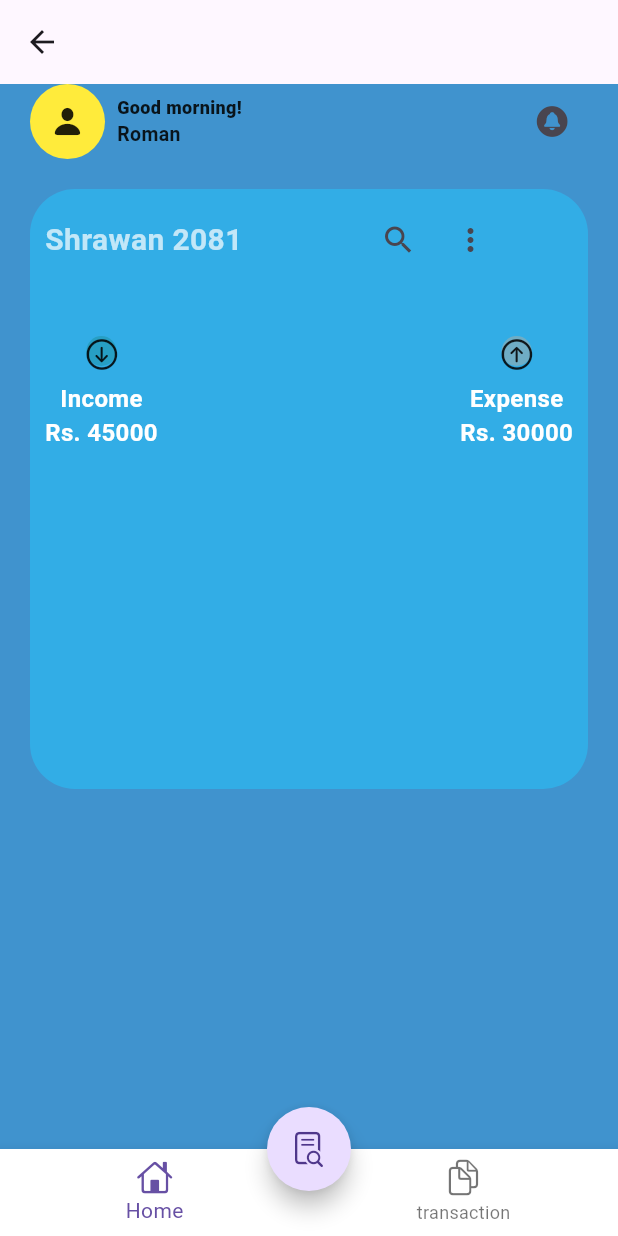
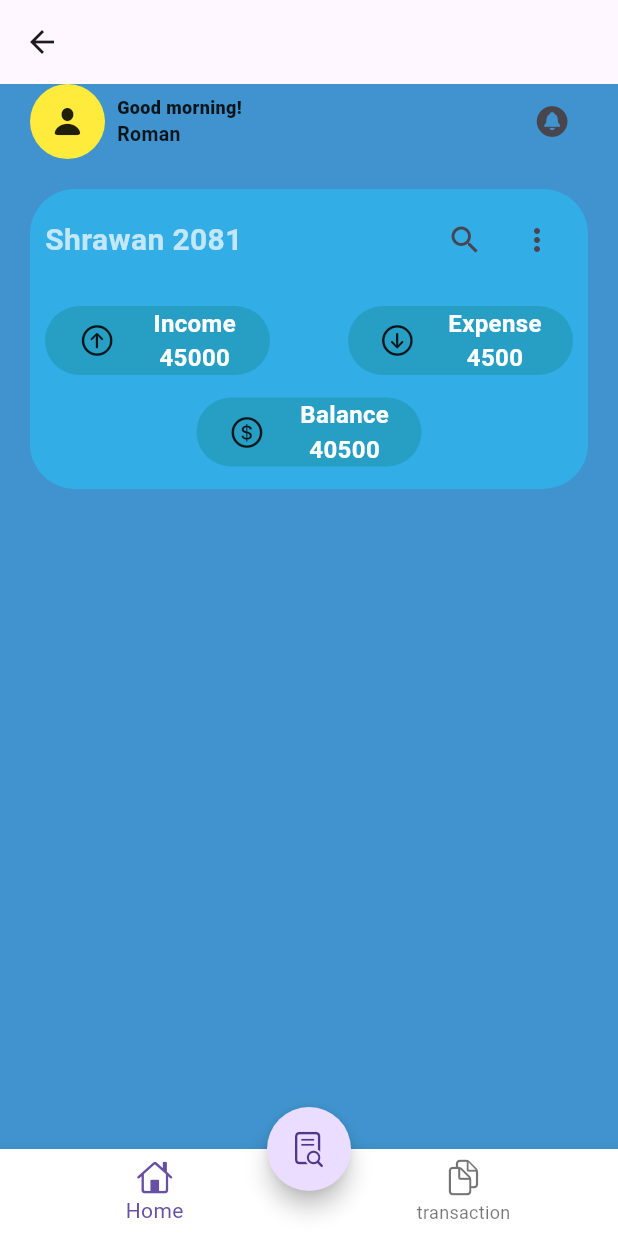
Before and after one commit to Bibesh17/project, a Flutter app: the HomeScreen screen opened directly, on a phone screen of 412 x 824 dp. Run offline on Flutter 3.47's test engine with Material 3 defaults, Android fonts, the phone set to English and light mode, and no system bars.

Commit message:
Improved Home Screen

```diff
--- a/finance_guru/lib/screen/main_screen.dart
+++ b/finance_guru/lib/screen/main_screen.dart
@@ -1,3 +1,4 @@
+import 'package:finance_guru/widgets/monthly_report.dart';
 import 'package:flutter/cupertino.dart';
 import 'package:flutter/material.dart';
 
@@ -10,20 +11,26 @@ class MainScreen extends StatelessWidget {
       child: Padding(
         padding: const EdgeInsets.symmetric(horizontal: 20.0),
         child: Column(
+          //main column
           children: [
             Row(
+              //person icon, good morning and notification
               mainAxisAlignment: MainAxisAlignment.spaceBetween,
               children: [
                 Row(
                   children: [
+                    //person icon
                     Container(
                       height: 50,
                       width: 50,
                       decoration: const BoxDecoration(
-                          shape: BoxShape.circle, color: Colors.yellow),
+                        shape: BoxShape.circle,
+                        color: Colors.yellow,
+                      ),
                       child: const Icon(CupertinoIcons.person_fill, size: 24),
                     ),
                     const SizedBox(width: 8),
+                    //good morning text
                     const Column(
                       crossAxisAlignment: CrossAxisAlignment.start,
                       children: [
@@ -32,29 +39,34 @@ class MainScreen extends StatelessWidget {
                           style: TextStyle(
                             fontSize: 12,
                             fontWeight: FontWeight.w900,
-                              color: Colors.black87),
+                            color: Colors.black87,
+                          ),
                         ),
                         Text(
                           "Roman",
                           style: TextStyle(
                             fontSize: 13,
                             fontWeight: FontWeight.w600,
-                              color: Colors.black87),
+                            color: Colors.black87,
+                          ),
                         ),
                       ],
                     ),
                   ],
                 ),
+                //notification icon
                 IconButton(
                   onPressed: () {},
-                    icon: const Icon(CupertinoIcons.bell_circle_fill))
+                  icon: const Icon(CupertinoIcons.bell_circle_fill),
+                ),
               ],
             ),
             const SizedBox(height: 20),
             // container
 
             Container(
-              height: 400,
+              //income, expense and balance
+              height: 200,
               width: double.infinity,
               decoration: BoxDecoration(
                 color: const Color(0xFF32ADE6),
@@ -64,16 +76,20 @@ class MainScreen extends StatelessWidget {
                 padding: const EdgeInsets.all(10.0),
                 child: Column(
                   children: [
+                    //shrawan 2081, search icon and menu icon
                     Row(
+                      mainAxisAlignment: MainAxisAlignment.spaceBetween,
                       children: [
                         const Text(
                           'Shrawan 2081',
                           style: TextStyle(
                             fontWeight: FontWeight.w600,
                             fontSize: 20,
-                              color: Colors.white70),
+                            color: Colors.white70,
                           ),
-                        const SizedBox(width: 80),
+                        ),
+                        Row(
+                          children: [
                             IconButton(
                               onPressed: () {},
                               icon: const Icon(Icons.search),
@@ -84,77 +100,34 @@ class MainScreen extends StatelessWidget {
                             ),
                           ],
                         ),
-                    const SizedBox(height: 40),
-                    Row(
+                      ],
+                    ),
+                    const SizedBox(height: 20),
+                    const Row(
                       mainAxisAlignment: MainAxisAlignment.spaceBetween,
                       children: [
-                        Column(
-                          children: [
-                            Container(
-                              height: 20,
-                              width: 20,
-                              decoration: const BoxDecoration(
-                                color: Color.fromARGB(255, 39, 159, 196),
-                                shape: BoxShape.circle,
+                        MonthlyReport(
+                          icon: CupertinoIcons.arrow_up_circle,
+                          transactionType: 'Income',
+                          amount: '45000',
                         ),
-                              child:
-                                  const Icon(CupertinoIcons.arrow_down_circle),
-                            ),
-                            const SizedBox(height: 10),
-                            const Text(
-                              'Income',
-                              style: TextStyle(
-                                color: Colors.white,
-                                fontSize: 16.0,
-                                fontWeight: FontWeight.bold,
-                              ),
-                            ),
-                            const Text(
-                              "Rs. 45000",
-                              style: TextStyle(
-                                color: Colors.white,
-                                fontSize: 16.0,
-                                fontWeight: FontWeight.bold,
-                              ),
+                        MonthlyReport(
+                          icon: CupertinoIcons.arrow_down_circle,
+                          transactionType: 'Expense',
+                          amount: '4500',
                         ),
                       ],
                     ),
-                        Column(
-                          children: [
-                            Container(
-                              height: 20,
-                              width: 20,
-                              decoration: const BoxDecoration(
-                                color: Color.fromARGB(255, 111, 173, 197),
-                                shape: BoxShape.circle,
-                              ),
-                              child: const Icon(CupertinoIcons.arrow_up_circle),
-                            ),
-                            const SizedBox(height: 10),
-                            const Text(
-                              'Expense',
-                              style: TextStyle(
-                                color: Colors.white,
-                                fontSize: 16.0,
-                                fontWeight: FontWeight.bold,
-                              ),
-                            ),
-                            const Text(
-                              "Rs. 30000",
-                              style: TextStyle(
-                                color: Colors.white,
-                                fontSize: 16.0,
-                                fontWeight: FontWeight.bold,
-                              ),
-                            ),
-                          ],
-                        ),
-                      ],
+                    const SizedBox(height: 15),
+                    const MonthlyReport(
+                      icon: CupertinoIcons.money_dollar_circle,
+                      transactionType: 'Balance',
+                      amount: '40500',
                     ),
                   ],
                 ),
               ),
-            )
+            ),
           ],
         ),
       ),
--- /dev/null
+++ b/finance_guru/lib/widgets/custom_textfield.dart
@@ -0,0 +1,23 @@
+import 'package:flutter/material.dart';
+
+class CustomTextfield extends StatelessWidget {
+  final String labelText;
+  const CustomTextfield({super.key, required this.labelText});
+
+  @override
+  Widget build(BuildContext context) {
+    return TextField(
+      style: const TextStyle(color: Colors.white),
+      decoration: InputDecoration(
+        labelText: labelText,
+        labelStyle: const TextStyle(color: Colors.white),
+        enabledBorder: const OutlineInputBorder(
+          borderSide: BorderSide(color: Colors.white),
+        ),
+        focusedBorder: const OutlineInputBorder(
+          borderSide: BorderSide(color: Color.fromRGBO(255, 255, 255, 1)),
+        ),
+      ),
+    );
+  }
+}
--- /dev/null
+++ b/finance_guru/lib/widgets/monthly_report.dart
@@ -0,0 +1,48 @@
+import 'package:flutter/material.dart';
+
+class MonthlyReport extends StatelessWidget {
+  final IconData icon;
+  final String transactionType;
+  final String amount;
+
+  const MonthlyReport({super.key, required this.icon, required this.transactionType, required this.amount});
+
+  @override
+  Widget build(BuildContext context) {
+    return Container(
+      width: 150,
+      padding: const EdgeInsets.symmetric(horizontal: 10.0),
+      decoration: BoxDecoration(
+        color: Color.fromARGB(255, 39, 159, 196),
+        // color: Colors.pink,
+        borderRadius: BorderRadius.circular(30.0)
+      ),
+      child: Row(
+        mainAxisAlignment: MainAxisAlignment.spaceAround,
+        children: [
+          Icon(icon),
+          Column(
+            children: [
+              Text(
+                transactionType,
+                style: const TextStyle(
+                  color: Colors.white,
+                  fontSize: 16.0,
+                  fontWeight: FontWeight.bold,
+                ),
+              ),
+              Text(
+                amount,
+                style: const TextStyle(
+                  color: Colors.white,
+                  fontSize: 16.0,
+                  fontWeight: FontWeight.bold,
+                ),
+              ),
+            ],
+          ),
+        ],
+      ),
+    );
+  }
+}
--- a/me.txt
+++ /dev/null
@@ -1 +0,0 @@
-hdfdgd
```
Also changed, not shown: finance_guru/pubspec.lock. Lines whose indentation alone changed are shown as unchanged.
